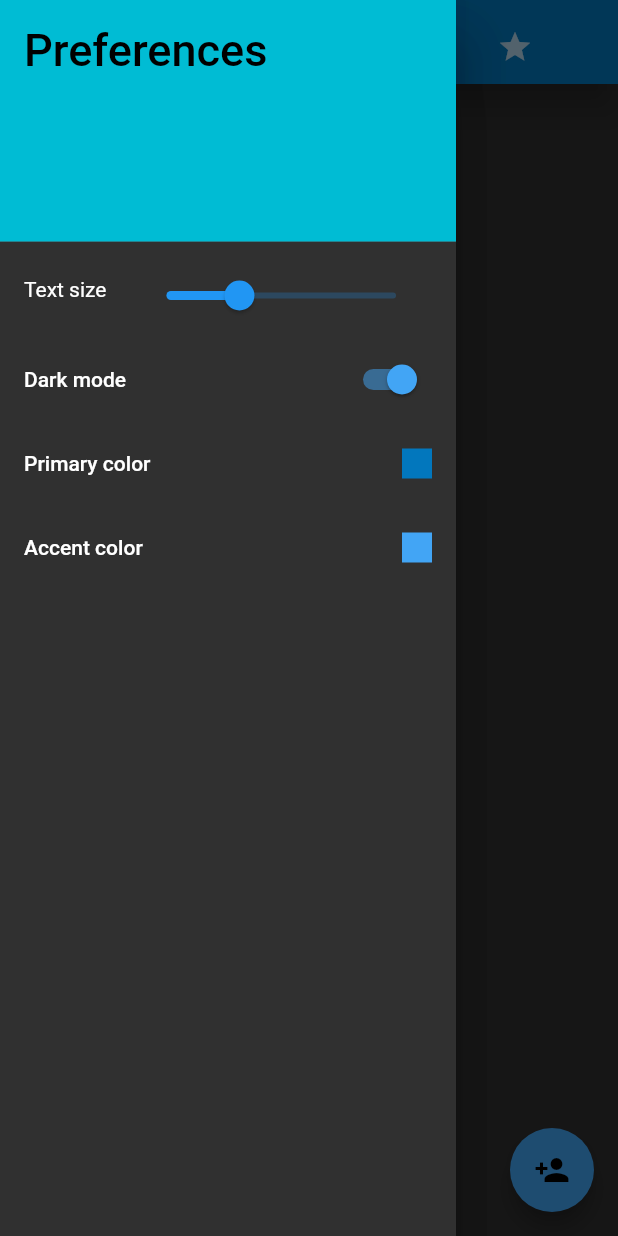
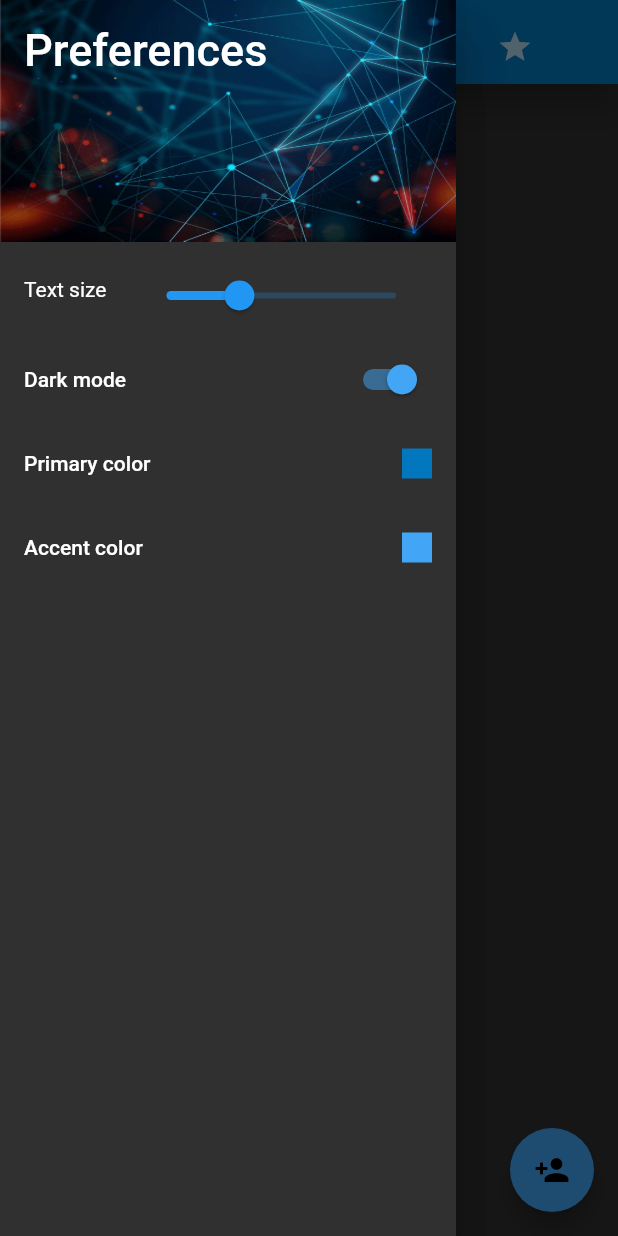
Before and after one commit to zmej-serow/eleven, a Flutter app: the screen it shows after launch, with the side drawer open, on a phone screen of 412 x 824 dp. Run offline on Flutter 3.47's test engine with Material 2 defaults, Android fonts, the phone set to English and light mode, and no system bars; our stand-ins replace flutter_colorpicker, shared_preferences.

Commit message:
Added picture to preferences: todo replace it with scrabble-related pic

```diff
--- a/lib/main.dart
+++ b/lib/main.dart
@@ -77,14 +77,14 @@ class MainScreenState extends State<MainScreen> {
         padding: EdgeInsets.zero,
         children: [
           DrawerHeader(
-            child: Text("Preferences", style: TextStyle(color: Colors.black, fontSize: 30)),
+            child: Text("Preferences", style: TextStyle(color: Colors.white, fontSize: 30)),
             decoration: BoxDecoration(
-              color: Colors.cyan
-//                image: DecorationImage(
-//                    image: AssetImage("images/preferences.jpg"),
-//                    fit: BoxFit.fill,
-//                    alignment: Alignment.topCenter
-//                )
+              color: Colors.cyan,
+              image: DecorationImage(
+                  image: AssetImage("images/preferences.jpg"),
+                  fit: BoxFit.fill,
+                  alignment: Alignment.topCenter
+              ),
             ),
           ),
           ListTile(
```
Also changed, not shown: images/preferences.jpg (added), 1 other file.
